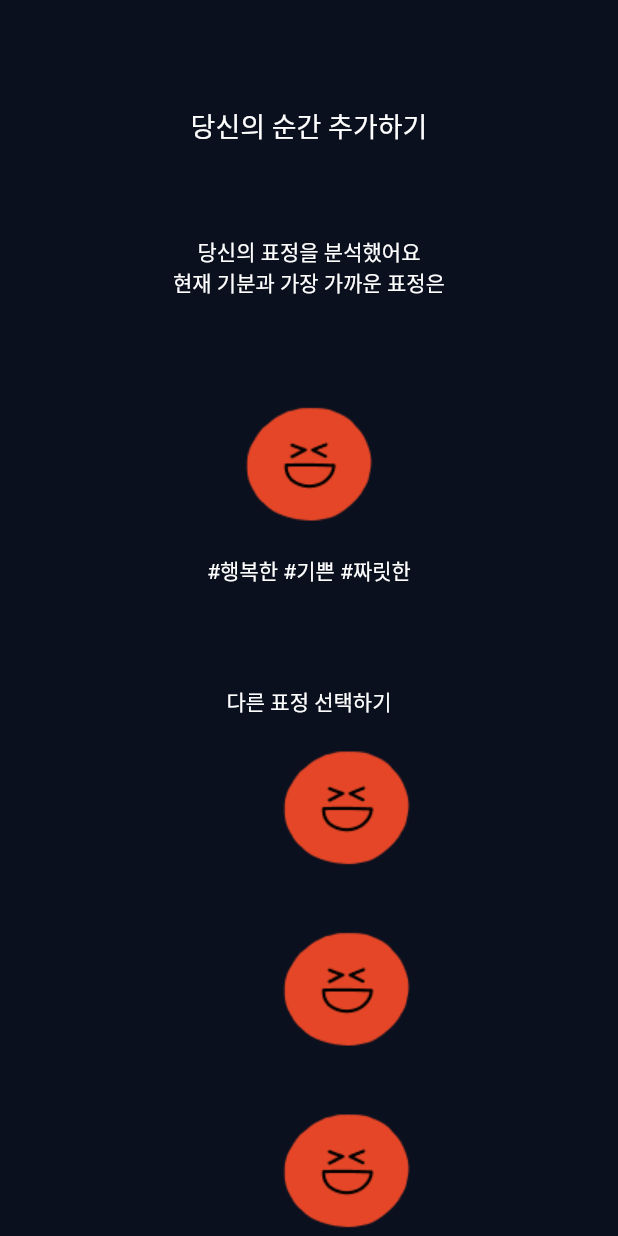
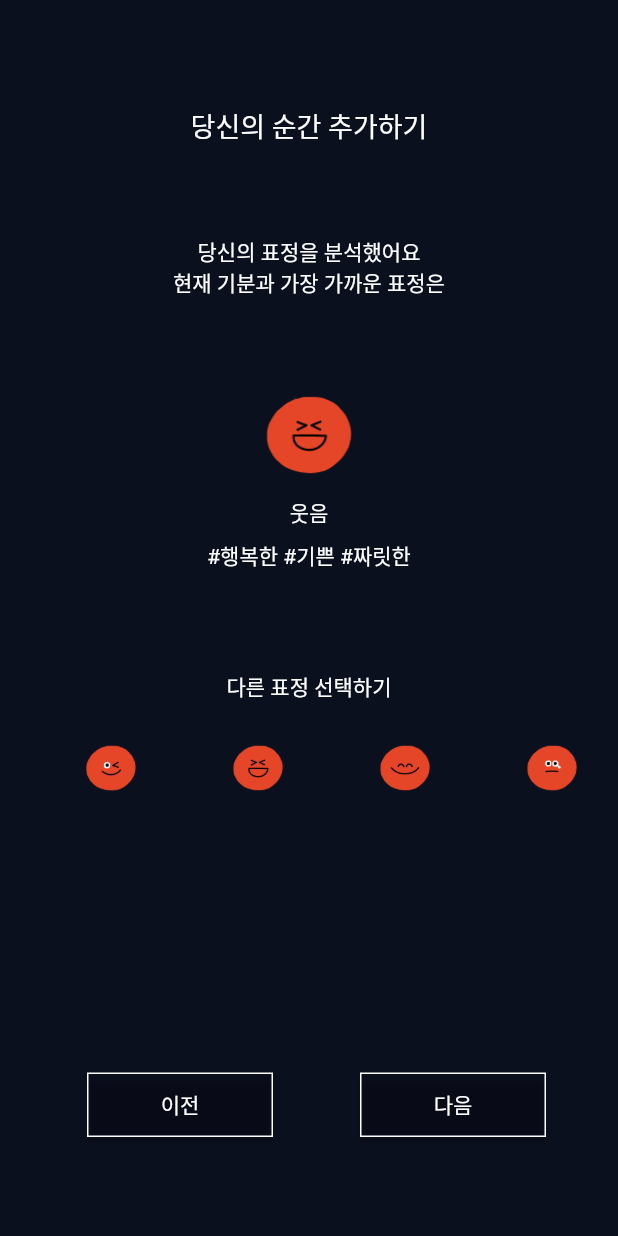
Before and after one commit to NORITHON/MOA, a Flutter app: the screen it shows after launch, on a phone screen of 412 x 824 dp. Run offline on Flutter 3.47's test engine with Material 2 defaults, Android fonts, the phone set to English and light mode, and no system bars; our stand-ins replace flutter_highlight, flutter_svg, google_fonts, timeline_tile; missing offline and left inert: onboarding; project files that could hold a hidden picture were left out.

Commit message:
[Feat] anlysis page

```diff
--- a/lib/analysis_result.dart
+++ b/lib/analysis_result.dart
@@ -7,7 +7,8 @@ class analysis_result extends StatelessWidget {
     return Scaffold(
         backgroundColor: const Color(0xff0B101F),
         body: SafeArea(
-            child: Column(children: [
+          child: Column(
+            children: [
               const Padding(
                 padding:
                     EdgeInsets.only(top: 70, left: 113, right: 113, bottom: 60),
@@ -33,7 +34,16 @@ class analysis_result extends StatelessWidget {
               ),
               Padding(
                 padding: const EdgeInsets.only(right: 84.5, left: 84.5),
-            child: Image.asset('assets/emos/emo-4.png'),
+                child: Container(
+                    height: 82,
+                    width: 82,
+                    child: Image.asset('assets/emos/emo-4.png')),
+              ),
+              Padding(
+                padding: EdgeInsets.only(bottom: 8),
+                child: Text(
+                  '웃음',
+                ),
               ),
               Padding(
                 padding: EdgeInsets.only(
@@ -49,22 +59,109 @@ class analysis_result extends StatelessWidget {
                 padding: EdgeInsets.only(right: 143, left: 143),
                 child: Text('다른 표정 선택하기'),
               ),
+              SafeArea(
+                child: Row(children: [
                   Padding(
-            padding: EdgeInsets.only(left: 50),
-            child: Image.asset('assets/emos/emo-4.png'),
+                    padding: EdgeInsets.only(left: 50, top: 20),
+                    child: Container(
+                        height: 48,
+                        width: 48,
+                        child: Image.asset('assets/emos/emo-3.png')),
                   ),
                   Padding(
-            padding: EdgeInsets.only(left: 50),
-            child: Image.asset('assets/emos/emo-4.png'),
+                    padding: EdgeInsets.only(left: 50, top: 20),
+                    child: Container(
+                        height: 48,
+                        width: 48,
+                        child: Image.asset('assets/emos/emo-4.png')),
                   ),
                   Padding(
-            padding: EdgeInsets.only(left: 50),
-            child: Image.asset('assets/emos/emo-4.png'),
+                    padding: EdgeInsets.only(left: 50, top: 20),
+                    child: Container(
+                        height: 48,
+                        width: 48,
+                        child: Image.asset('assets/emos/emo-6.png')),
                   ),
                   Padding(
-            padding: EdgeInsets.only(left: 50),
-            child: Image.asset('assets/emos/emo-4.png'),
+                    padding: EdgeInsets.only(left: 50, top: 20),
+                    child: Container(
+                        height: 48,
+                        width: 48,
+                        child: Image.asset('assets/emos/emo-8.png')),
                   ),
-        ])));
+                ]),
+              ),
+              Padding(
+                padding: EdgeInsets.only(top: 179, left: 58, bottom: 43),
+                child: Row(children: [
+                  SizedBox(
+                    height: 43,
+                    width: 124,
+                    child: ElevatedButton(
+                      onPressed: () {},
+                      child: Text('이전'),
+                      style: ButtonStyle(
+                        foregroundColor: MaterialStateProperty.all(
+                            Colors.white), //syleForm에서  primarycolor랑 같다.
+                        shape:
+                            MaterialStateProperty.all<RoundedRectangleBorder>(
+                                const RoundedRectangleBorder(
+                                    borderRadius: BorderRadius.zero,
+                                    side: BorderSide(color: Colors.white))),
+
+                        backgroundColor:
+                            MaterialStateProperty.resolveWith((states) {
+                          if (states.contains(MaterialState.disabled)) {
+                            // disabled : onpressed가 null일때 , pressed : 클릭됐을때
+                            return const Color(0xff1765AC);
+                          } else {
+                            return Colors.transparent;
+                          }
+                        }),
+                      ),
+                    ),
+                  ),
+                  Padding(
+                    padding: EdgeInsets.only(
+                      left: 58,
+                    ),
+                  ),
+                  SizedBox(
+                    height: 43,
+                    width: 124,
+                    child: ElevatedButton(
+                      onPressed: () {
+                        Navigator.push(
+                            context,
+                            MaterialPageRoute(
+                                builder: (context) => analysis_result()));
+                      },
+                      child: Text('다음'),
+                      style: ButtonStyle(
+                        foregroundColor: MaterialStateProperty.all(
+                            Colors.white), //syleForm에서  primarycolor랑 같다.
+                        shape:
+                            MaterialStateProperty.all<RoundedRectangleBorder>(
+                                const RoundedRectangleBorder(
+                                    borderRadius: BorderRadius.zero,
+                                    side: BorderSide(color: Colors.white))),
+
+                        backgroundColor:
+                            MaterialStateProperty.resolveWith((states) {
+                          if (states.contains(MaterialState.disabled)) {
+                            // disabled : onpressed가 null일때 , pressed : 클릭됐을때
+                            return const Color(0xff1765AC);
+                          } else {
+                            return Colors.transparent;
+                          }
+                        }),
+                      ),
+                    ),
+                  ),
+                ]),
+              ),
+            ],
+          ),
+        ));
   }
 }
--- a/lib/loading_animation.dart
+++ b/lib/loading_animation.dart
@@ -1,5 +1,9 @@
+import 'dart:io';
+
 import 'package:flutter/material.dart';
 import 'dart:math' as math;
+
+import 'package:gangganggang/analysis_result.dart';
 
 void main() {
   runApp(loading_animation());
```
Lines whose indentation alone changed are shown as unchanged.
